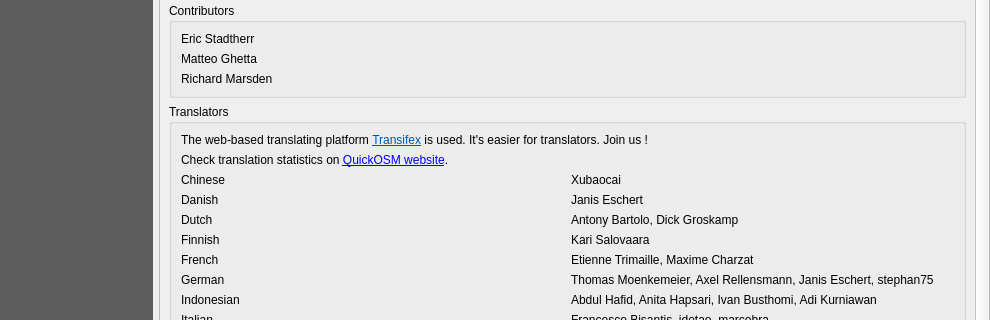
The window that QuickOSM/resources/ui/main_window.ui (3liz/QuickOSM) describes before a commit, drawn with Qt 5; both pictures show x 0 to 990 and y 175 to 495 of the 990 by 849 pixel window.
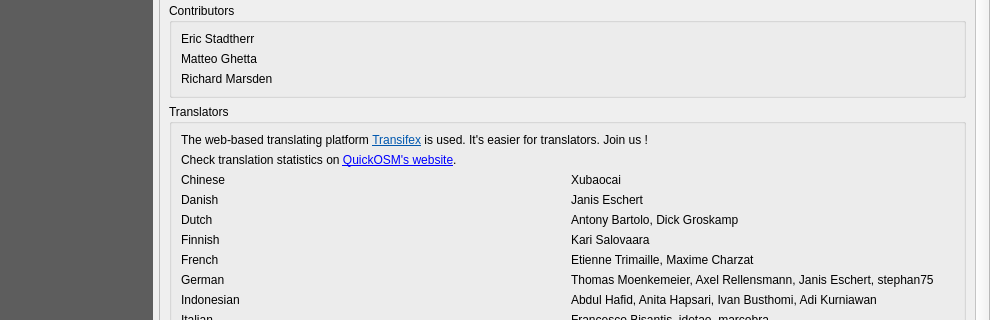
The same window after the commit. The open tabs and pages were chosen to show the change. Custom widgets are drawn as their Qt base class.

Commit message: Fix typo in translation

Patch:
```diff
--- a/QuickOSM/resources/ui/main_window.ui
+++ b/QuickOSM/resources/ui/main_window.ui
@@ -2053,7 +2053,7 @@
                 <item>
                  <widget class="QLabel" name="label_54">
                   <property name="text">
-                   <string>&lt;html&gt;&lt;head/&gt;&lt;body&gt;&lt;p&gt;Check translation statistics on &lt;a href=&quot;https://docs.3liz.org/QuickOSM/translation-stats/&quot;&gt;&lt;span style=&quot; text-decoration: underline; color:#0000ff;&quot;&gt;QuickOSM website&lt;/span&gt;&lt;/a&gt;.&lt;/p&gt;&lt;/body&gt;&lt;/html&gt;</string>
+                   <string>&lt;html&gt;&lt;head/&gt;&lt;body&gt;&lt;p&gt;Check translation statistics on &lt;a href=&quot;https://docs.3liz.org/QuickOSM/translation-stats/&quot;&gt;&lt;span style=&quot; text-decoration: underline; color:#0000ff;&quot;&gt;QuickOSM's website&lt;/span&gt;&lt;/a&gt;.&lt;/p&gt;&lt;/body&gt;&lt;/html&gt;</string>
                   </property>
                   <property name="openExternalLinks">
                    <bool>true</bool>
```
